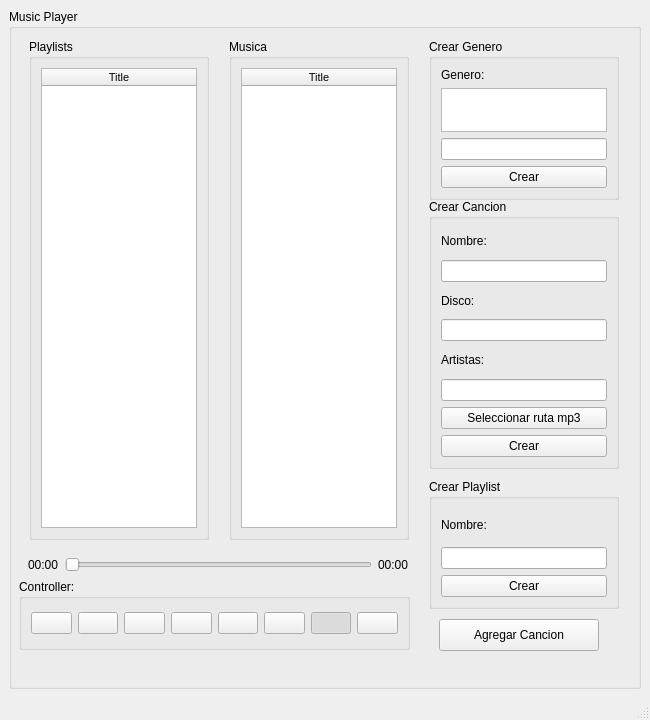
jairoaguilarts/Music-Player, file Music Player/GUI/uiexample.ui: the form before one commit.
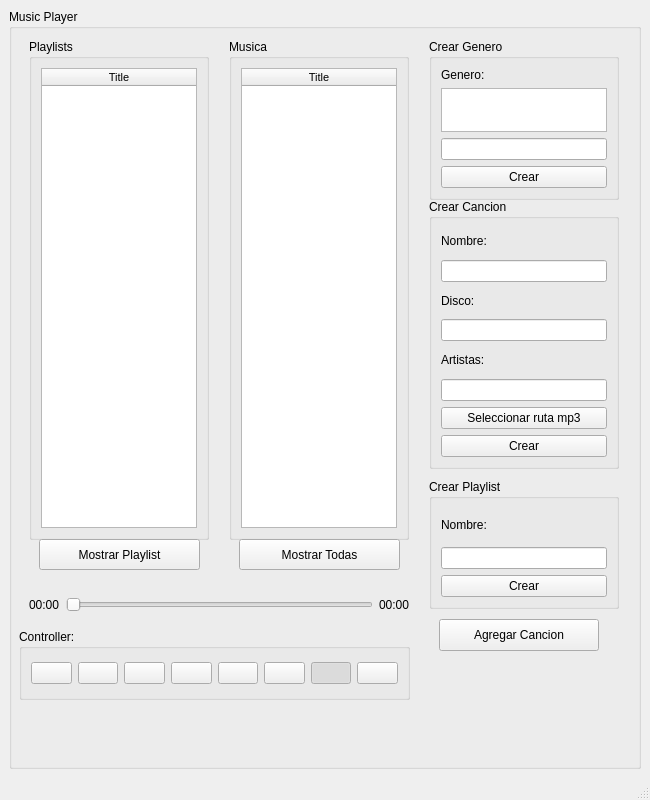
The form after the commit. Icons and pictures are not drawn.

```diff
--- a/Music Player/GUI/uiexample.ui
+++ b/Music Player/GUI/uiexample.ui
@@ -7,7 +7,7 @@
     <x>0</x>
     <y>0</y>
     <width>650</width>
-    <height>720</height>
+    <height>800</height>
    </rect>
   </property>
   <property name="sizePolicy">
@@ -19,13 +19,13 @@
   <property name="minimumSize">
    <size>
     <width>650</width>
-    <height>720</height>
+    <height>800</height>
    </size>
   </property>
   <property name="maximumSize">
    <size>
     <width>650</width>
-    <height>720</height>
+    <height>800</height>
    </size>
   </property>
   <property name="windowTitle">
@@ -42,7 +42,7 @@
        <property name="geometry">
         <rect>
          <x>10</x>
-         <y>570</y>
+         <y>620</y>
          <width>391</width>
          <height>71</height>
         </rect>
@@ -375,8 +375,8 @@
       <widget class="QWidget" name="horizontalLayoutWidget">
        <property name="geometry">
         <rect>
-         <x>19</x>
-         <y>540</y>
+         <x>20</x>
+         <y>580</y>
          <width>381</width>
          <height>31</height>
         </rect>
@@ -584,6 +584,32 @@
         <string>Agregar Cancion</string>
        </property>
       </widget>
+      <widget class="QPushButton" name="bttnShowPlay">
+       <property name="geometry">
+        <rect>
+         <x>30</x>
+         <y>530</y>
+         <width>161</width>
+         <height>31</height>
+        </rect>
+       </property>
+       <property name="text">
+        <string>Mostrar Playlist</string>
+       </property>
+      </widget>
+      <widget class="QPushButton" name="bttnShowSongs">
+       <property name="geometry">
+        <rect>
+         <x>230</x>
+         <y>530</y>
+         <width>161</width>
+         <height>31</height>
+        </rect>
+       </property>
+       <property name="text">
+        <string>Mostrar Todas</string>
+       </property>
+      </widget>
      </widget>
     </item>
    </layout>
```
Left out of the diff: 2 changed lines with no effect on the pictures.
